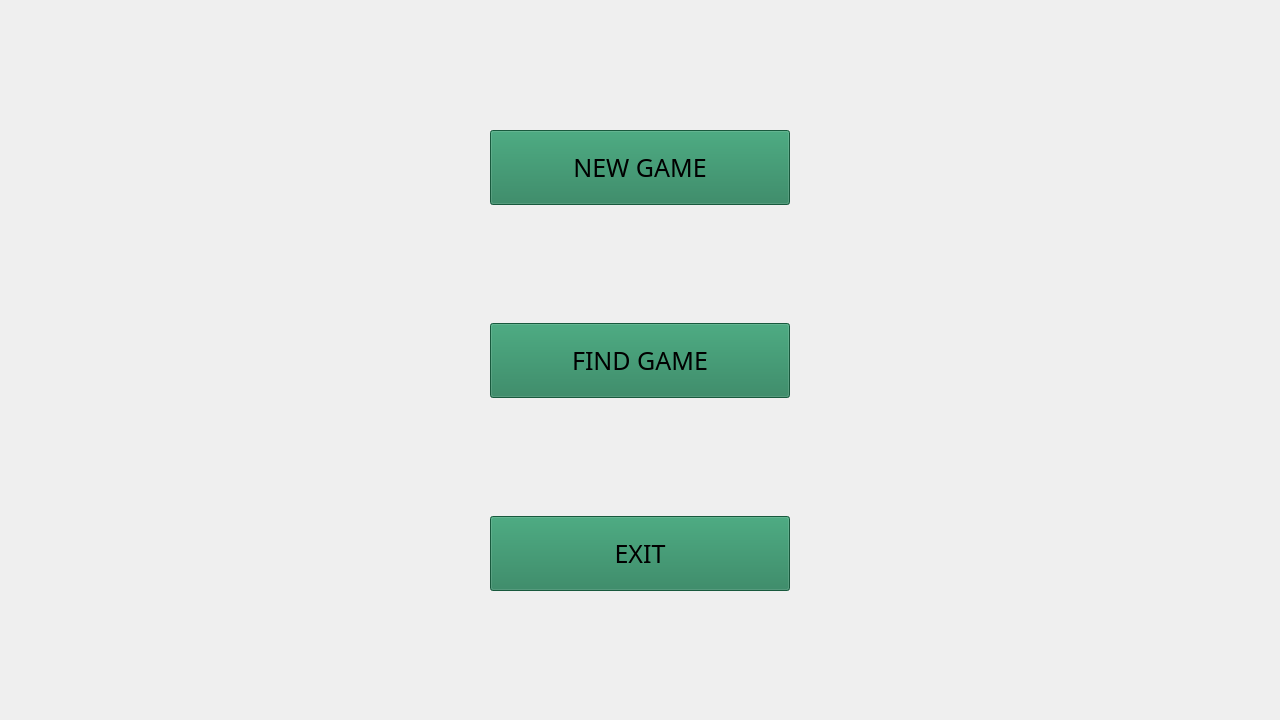
Above: src/ui/lifeboat/lifeboat.ui from Diplodock/LifeboatProject before the change. Below: the same form after it.
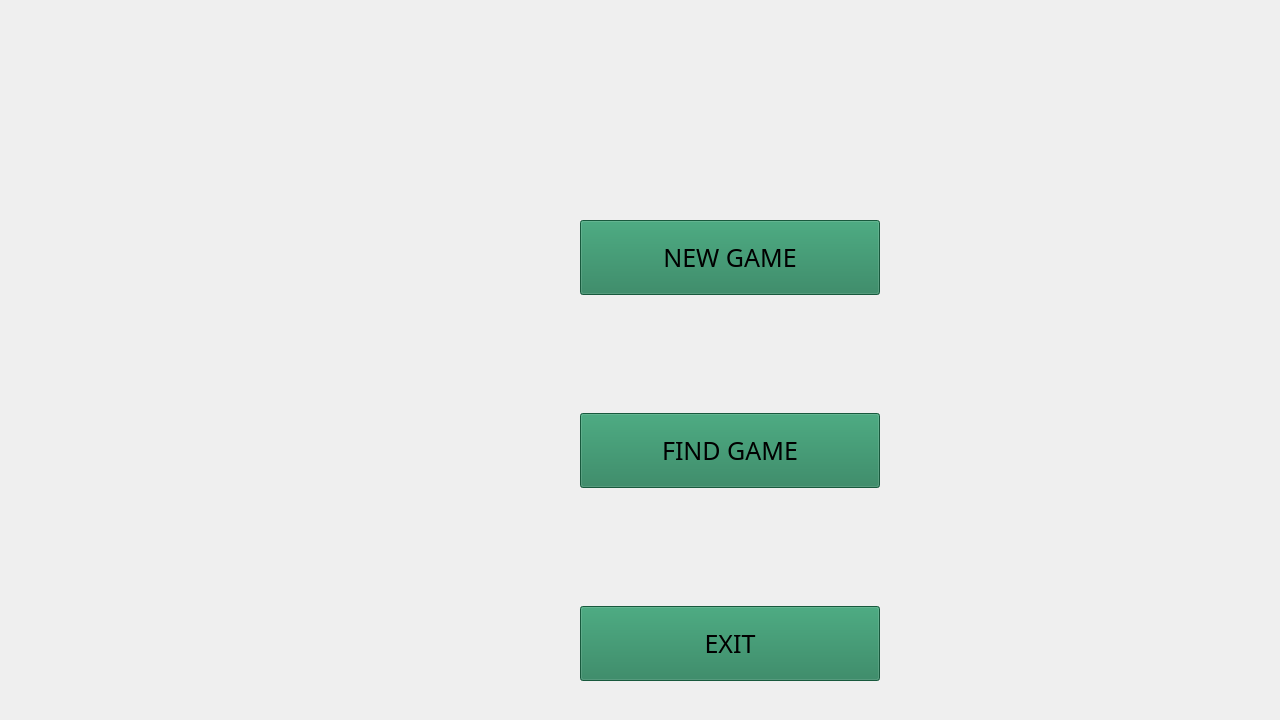
That is the form after the change. Icons and pictures are not drawn.

Patch:
```diff
--- a/src/ui/lifeboat/lifeboat.ui
+++ b/src/ui/lifeboat/lifeboat.ui
@@ -66,8 +66,8 @@
        <widget class="QPushButton" name="_new_game">
         <property name="geometry">
          <rect>
-          <x>490</x>
-          <y>130</y>
+          <x>580</x>
+          <y>220</y>
           <width>300</width>
           <height>75</height>
          </rect>
@@ -102,8 +102,8 @@
        <widget class="QPushButton" name="_find_game">
         <property name="geometry">
          <rect>
-          <x>490</x>
-          <y>323</y>
+          <x>580</x>
+          <y>413</y>
           <width>300</width>
           <height>75</height>
          </rect>
@@ -132,8 +132,8 @@
        <widget class="QPushButton" name="_exit">
         <property name="geometry">
          <rect>
-          <x>490</x>
-          <y>516</y>
+          <x>580</x>
+          <y>606</y>
           <width>300</width>
           <height>75</height>
          </rect>
```
